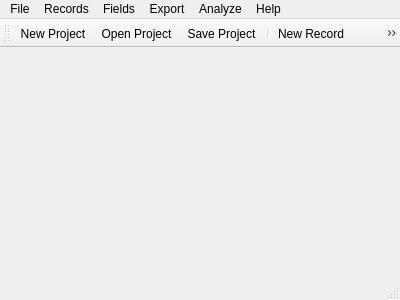
The window that Source/Tome/Core/mainwindow.ui (npruehs/tome-editor) describes before a commit, drawn with Qt 5.
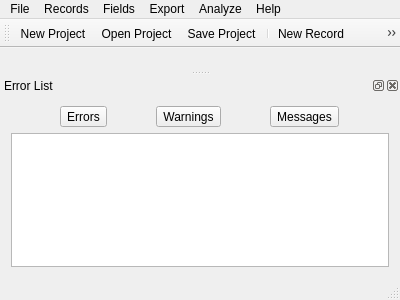
The same window after the commit. Icons and pictures are not drawn.

Commit message: ADDED: Tasks - Showing results in error list.

The edit to the form file:
```diff
--- a/Source/Tome/Core/mainwindow.ui
+++ b/Source/Tome/Core/mainwindow.ui
@@ -112,6 +112,113 @@
    <addaction name="actionRemove_Record"/>
   </widget>
   <widget class="QStatusBar" name="statusBar"/>
+  <widget class="QDockWidget" name="dockWidget">
+   <property name="floating">
+    <bool>false</bool>
+   </property>
+   <property name="allowedAreas">
+    <set>Qt::AllDockWidgetAreas</set>
+   </property>
+   <property name="windowTitle">
+    <string>Error List</string>
+   </property>
+   <attribute name="dockWidgetArea">
+    <number>8</number>
+   </attribute>
+   <widget class="QWidget" name="dockWidgetContents">
+    <layout class="QVBoxLayout" name="verticalLayout">
+     <item>
+      <layout class="QHBoxLayout" name="horizontalLayout" stretch="0,0,0">
+       <property name="spacing">
+        <number>0</number>
+       </property>
+       <property name="sizeConstraint">
+        <enum>QLayout::SetDefaultConstraint</enum>
+       </property>
+       <property name="leftMargin">
+        <number>0</number>
+       </property>
+       <property name="rightMargin">
+        <number>0</number>
+       </property>
+       <item>
+        <widget class="QToolButton" name="toolButtonErrors">
+         <property name="text">
+          <string>Errors</string>
+         </property>
+         <property name="icon">
+          <iconset>
+           <normalon>:/Media/Icons/error.png</normalon>
+          </iconset>
+         </property>
+         <property name="checkable">
+          <bool>true</bool>
+         </property>
+         <property name="toolButtonStyle">
+          <enum>Qt::ToolButtonTextBesideIcon</enum>
+         </property>
+        </widget>
+       </item>
+       <item>
+        <widget class="QToolButton" name="toolButtonWarnings">
+         <property name="text">
+          <string>Warnings</string>
+         </property>
+         <property name="icon">
+          <iconset>
+           <normalon>:/Media/Icons/Warning.png</normalon>
+          </iconset>
+         </property>
+         <property name="checkable">
+          <bool>true</bool>
+         </property>
+         <property name="toolButtonStyle">
+          <enum>Qt::ToolButtonTextBesideIcon</enum>
+         </property>
+        </widget>
+       </item>
+       <item>
+        <widget class="QToolButton" name="toolButtonMessages">
+         <property name="text">
+          <string>Messages</string>
+         </property>
+         <property name="icon">
+          <iconset>
+           <normalon>:/Media/Icons/info.png</normalon>
+          </iconset>
+         </property>
+         <property name="checkable">
+          <bool>true</bool>
+         </property>
+         <property name="toolButtonStyle">
+          <enum>Qt::ToolButtonTextBesideIcon</enum>
+         </property>
+        </widget>
+       </item>
+      </layout>
+     </item>
+     <item>
+      <widget class="QTableWidget" name="tableWidgetErrorList">
+       <property name="editTriggers">
+        <set>QAbstractItemView::NoEditTriggers</set>
+       </property>
+       <property name="selectionMode">
+        <enum>QAbstractItemView::SingleSelection</enum>
+       </property>
+       <property name="selectionBehavior">
+        <enum>QAbstractItemView::SelectRows</enum>
+       </property>
+       <attribute name="horizontalHeaderStretchLastSection">
+        <bool>true</bool>
+       </attribute>
+       <attribute name="verticalHeaderVisible">
+        <bool>false</bool>
+       </attribute>
+      </widget>
+     </item>
+    </layout>
+   </widget>
+  </widget>
   <action name="actionExit">
    <property name="text">
     <string>Exit</string>
```
Left out of the diff: 17 changed lines with no effect on the pictures. The commit also changes 16 other files.
